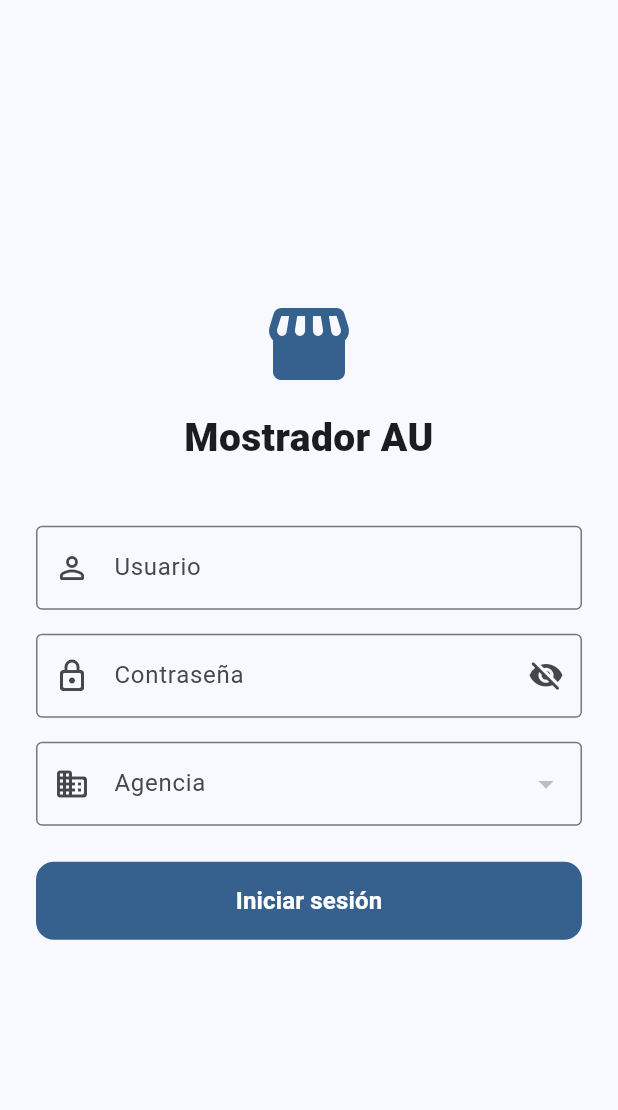
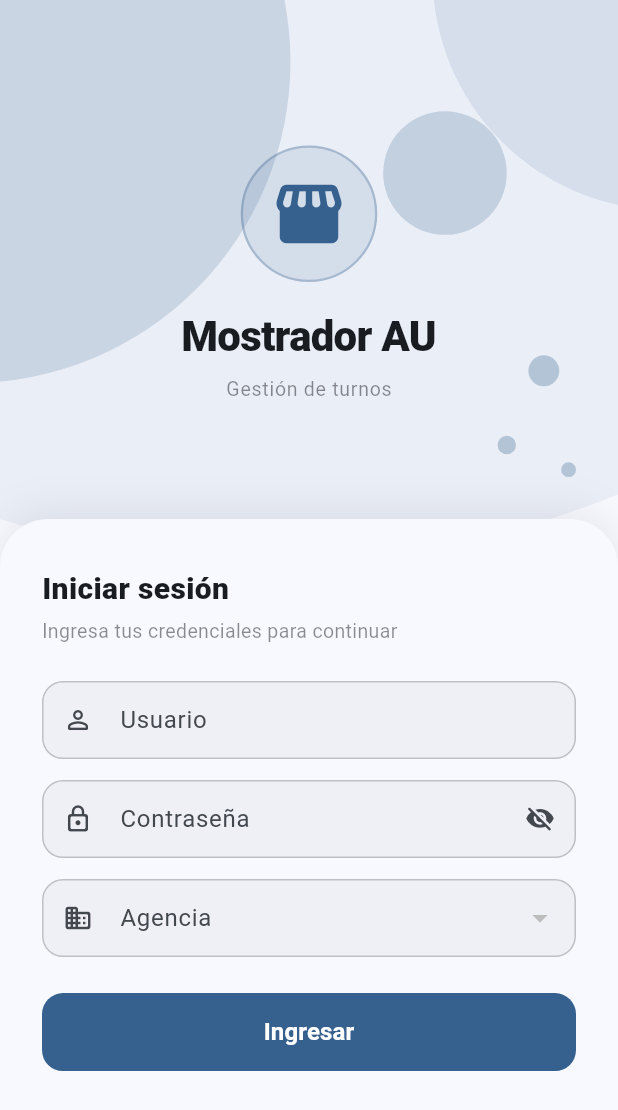
Before and after one commit to MateoLl1/mostrador_au, a Flutter app: the screen it shows after launch, on a phone screen of 412 x 824 dp. Shown: the top 1110 px of the screen. Run offline on Flutter 3.47's test engine with Material 3 defaults, Android fonts, the light colour scheme and no system bars; our stand-ins replace dio, flutter_dotenv, flutter_riverpod, go_router; network calls fail.

Commit message:
LoginScreen Finalizado

```diff
--- a/lib/presentation/screens/login/login_screen.dart
+++ b/lib/presentation/screens/login/login_screen.dart
@@ -3,6 +3,8 @@ import 'package:flutter_riverpod/flutter_riverpod.dart';
 import 'package:go_router/go_router.dart';
 import 'package:mostrador_au/domain/domain.dart';
 import 'package:mostrador_au/presentation/providers/providers.dart';
+import 'package:mostrador_au/presentation/screens/painters/login_painter.dart';
+import 'package:mostrador_au/presentation/widgets/widgets.dart';
 
 class LoginScreen extends ConsumerStatefulWidget {
   const LoginScreen({super.key});
@@ -43,77 +45,275 @@ class _LoginScreenState extends ConsumerState<LoginScreen> {
 
     return Scaffold(
       backgroundColor: colors.surface,
-      body: Center(
-        child: SingleChildScrollView(
-          padding: const EdgeInsets.all(24),
-          child: ConstrainedBox(
-            constraints: const BoxConstraints(maxWidth: 420),
+      body: Stack(
+        children: [
+          Positioned.fill(
+            child: CustomPaint(
+              painter: LoginPainter(primaryColor: colors.primary),
+            ),
+          ),
+          _HeroSection(colors: colors),
+          _FormCard(
+            colors: colors,
+            state: state,
+            formKey: _formKey,
+            loginCtrl: _loginCtrl,
+            passwordCtrl: _passwordCtrl,
+            obscurePassword: _obscurePassword,
+            onToggleObscure: () =>
+                setState(() => _obscurePassword = !_obscurePassword),
+            onSubmit: _submit,
+            onSelectAgencia: (a) =>
+                ref.read(loginProvider.notifier).selectAgencia(a),
+          ),
+        ],
+      ),
+    );
+  }
+}
+
+// ── Hero ─────────────────────────────────────────────────────────────────────
+
+class _HeroSection extends StatelessWidget {
+  final ColorScheme colors;
+  const _HeroSection({required this.colors});
+
+  @override
+  Widget build(BuildContext context) {
+    final height = MediaQuery.sizeOf(context).height;
+    return Positioned(
+      top: 0,
+      left: 0,
+      right: 0,
+      height: height * 0.42,
       child: Column(
         mainAxisAlignment: MainAxisAlignment.center,
+        children: [
+          const SizedBox(height: 20),
+          Container(
+            padding: const EdgeInsets.all(18),
+            decoration: BoxDecoration(
+              color: colors.primary.withValues(alpha: 0.12),
+              shape: BoxShape.circle,
+              border: Border.all(
+                color: colors.primary.withValues(alpha: 0.30),
+                width: 1.5,
+              ),
+            ),
+            child: Icon(
+              Icons.storefront_rounded,
+              size: 52,
+              color: colors.primary,
+            ),
+          ),
+          const SizedBox(height: 16),
+          Text(
+            'Mostrador AU',
+            style: TextStyle(
+              fontSize: 28,
+              fontWeight: FontWeight.w900,
+              color: colors.onSurface,
+              letterSpacing: -0.5,
+            ),
+          ),
+          const SizedBox(height: 6),
+          Text(
+            'Gestión de turnos',
+            style: TextStyle(
+              fontSize: 13,
+              color: colors.onSurface.withValues(alpha: 0.50),
+              letterSpacing: 0.5,
+            ),
+          ),
+        ],
+      ),
+    );
+  }
+}
+
+// ── Form card ────────────────────────────────────────────────────────────────
+
+class _FormCard extends StatelessWidget {
+  final ColorScheme colors;
+  final LoginState state;
+  final GlobalKey<FormState> formKey;
+  final TextEditingController loginCtrl;
+  final TextEditingController passwordCtrl;
+  final bool obscurePassword;
+  final VoidCallback onToggleObscure;
+  final VoidCallback onSubmit;
+  final void Function(Agencia) onSelectAgencia;
+
+  const _FormCard({
+    required this.colors,
+    required this.state,
+    required this.formKey,
+    required this.loginCtrl,
+    required this.passwordCtrl,
+    required this.obscurePassword,
+    required this.onToggleObscure,
+    required this.onSubmit,
+    required this.onSelectAgencia,
+  });
+
+  @override
+  Widget build(BuildContext context) {
+    final height = MediaQuery.sizeOf(context).height;
+    return Positioned(
+      bottom: 0,
+      left: 0,
+      right: 0,
+      child: Align(
+        alignment: Alignment.bottomCenter,
+        child: ConstrainedBox(
+          constraints: BoxConstraints(
+            maxWidth: 520,
+            maxHeight: height * 0.66,
+            minHeight: height * 0.58,
+          ),
+          child: Container(
+            decoration: BoxDecoration(
+              color: colors.surface,
+              borderRadius: const BorderRadius.vertical(
+                top: Radius.circular(32),
+              ),
+              boxShadow: [
+                BoxShadow(
+                  color: Colors.black.withValues(alpha: 0.08),
+                  blurRadius: 24,
+                  offset: const Offset(0, -4),
+                ),
+              ],
+            ),
+            child: SingleChildScrollView(
+              padding: const EdgeInsets.fromLTRB(28, 32, 28, 32),
+              child: state.initLoading
+                  ? const SizedBox(
+                      height: 120,
+                      child: Center(child: CircularProgressIndicator()),
+                    )
+                  : _LoginForm(
+                      colors: colors,
+                      state: state,
+                      formKey: formKey,
+                      loginCtrl: loginCtrl,
+                      passwordCtrl: passwordCtrl,
+                      obscurePassword: obscurePassword,
+                      onToggleObscure: onToggleObscure,
+                      onSubmit: onSubmit,
+                      onSelectAgencia: onSelectAgencia,
+                    ),
+            ),
+          ),
+        ),
+      ),
+    );
+  }
+}
+
+// ── Form content ──────────────────────────────────────────────────────────────
+
+class _LoginForm extends StatelessWidget {
+  final ColorScheme colors;
+  final LoginState state;
+  final GlobalKey<FormState> formKey;
+  final TextEditingController loginCtrl;
+  final TextEditingController passwordCtrl;
+  final bool obscurePassword;
+  final VoidCallback onToggleObscure;
+  final VoidCallback onSubmit;
+  final void Function(Agencia) onSelectAgencia;
+
+  const _LoginForm({
+    required this.colors,
+    required this.state,
+    required this.formKey,
+    required this.loginCtrl,
+    required this.passwordCtrl,
+    required this.obscurePassword,
+    required this.onToggleObscure,
+    required this.onSubmit,
+    required this.onSelectAgencia,
+  });
+
+  @override
+  Widget build(BuildContext context) {
+    return Form(
+      key: formKey,
+      child: Column(
         crossAxisAlignment: CrossAxisAlignment.stretch,
         children: [
-                Icon(Icons.storefront_rounded, size: 64, color: colors.primary),
-                const SizedBox(height: 12),
           Text(
-                  'Mostrador AU',
-                  textAlign: TextAlign.center,
+            'Iniciar sesión',
             style: TextStyle(
-                    fontSize: 26,
-                    fontWeight: FontWeight.w900,
+              fontSize: 20,
+              fontWeight: FontWeight.w800,
               color: colors.onSurface,
             ),
           ),
-                const SizedBox(height: 40),
-                if (state.initLoading)
-                  const Center(child: CircularProgressIndicator())
-                else
-                  Form(
-                    key: _formKey,
-                    child: Column(
-                      crossAxisAlignment: CrossAxisAlignment.stretch,
-                      children: [
-                        TextFormField(
-                          controller: _loginCtrl,
-                          decoration: const InputDecoration(
-                            labelText: 'Usuario',
-                            prefixIcon: Icon(Icons.person_outline_rounded),
-                            border: OutlineInputBorder(),
-                          ),
-                          textInputAction: TextInputAction.next,
-                          validator: (v) => v == null || v.trim().isEmpty
-                              ? 'Ingresa tu usuario'
-                              : null,
-                        ),
-                        const SizedBox(height: 16),
-                        TextFormField(
-                          controller: _passwordCtrl,
-                          obscureText: _obscurePassword,
-                          decoration: InputDecoration(
-                            labelText: 'Contraseña',
-                            prefixIcon:
-                                const Icon(Icons.lock_outline_rounded),
-                            border: const OutlineInputBorder(),
-                            suffixIcon: IconButton(
-                              icon: Icon(_obscurePassword
-                                  ? Icons.visibility_off_rounded
-                                  : Icons.visibility_rounded),
-                              onPressed: () => setState(
-                                  () => _obscurePassword = !_obscurePassword),
+          const SizedBox(height: 4),
+          Text(
+            'Ingresa tus credenciales para continuar',
+            style: TextStyle(
+              fontSize: 13,
+              color: colors.onSurface.withValues(alpha: 0.50),
             ),
           ),
+          const SizedBox(height: 24),
+          AppTextField(
+            controller: loginCtrl,
+            label: 'Usuario',
+            prefixIcon: Icons.person_outline_rounded,
             textInputAction: TextInputAction.next,
-                          validator: (v) => v == null || v.trim().isEmpty
-                              ? 'Ingresa tu contraseña'
-                              : null,
+            validator: (v) =>
+                v == null || v.trim().isEmpty ? 'Ingresa tu usuario' : null,
           ),
-                        const SizedBox(height: 16),
+          const SizedBox(height: 14),
+          AppTextField(
+            controller: passwordCtrl,
+            label: 'Contraseña',
+            prefixIcon: Icons.lock_outline_rounded,
+            obscureText: obscurePassword,
+            textInputAction: TextInputAction.next,
+            suffixIcon: IconButton(
+              icon: Icon(
+                obscurePassword
+                    ? Icons.visibility_off_rounded
+                    : Icons.visibility_rounded,
+                size: 20,
+              ),
+              onPressed: onToggleObscure,
+            ),
+            validator: (v) =>
+                v == null || v.trim().isEmpty ? 'Ingresa tu contraseña' : null,
+          ),
+          const SizedBox(height: 14),
           DropdownButtonFormField<Agencia>(
             initialValue: state.selectedAgencia,
-                          decoration: const InputDecoration(
+            decoration: InputDecoration(
               labelText: 'Agencia',
-                            prefixIcon: Icon(Icons.business_rounded),
-                            border: OutlineInputBorder(),
+              prefixIcon: const Icon(Icons.business_rounded, size: 20),
+              border: OutlineInputBorder(
+                borderRadius: BorderRadius.circular(14),
+                borderSide:
+                    BorderSide(color: colors.outline.withValues(alpha: 0.5)),
               ),
+              enabledBorder: OutlineInputBorder(
+                borderRadius: BorderRadius.circular(14),
+                borderSide:
+                    BorderSide(color: colors.outline.withValues(alpha: 0.4)),
+              ),
+              focusedBorder: OutlineInputBorder(
+                borderRadius: BorderRadius.circular(14),
+                borderSide: BorderSide(color: colors.primary, width: 2),
+              ),
+              filled: true,
+              fillColor:
+                  colors.surfaceContainerHighest.withValues(alpha: 0.4),
+              contentPadding: const EdgeInsets.symmetric(
+                  horizontal: 16, vertical: 14),
+            ),
+            borderRadius: BorderRadius.circular(14),
             items: state.agencias
                 .map((a) => DropdownMenuItem(
                       value: a,
@@ -121,63 +321,43 @@ class _LoginScreenState extends ConsumerState<LoginScreen> {
                     ))
                 .toList(),
             onChanged: (a) {
-                            if (a != null) {
-                              ref
-                                  .read(loginProvider.notifier)
-                                  .selectAgencia(a);
-                            }
+              if (a != null) onSelectAgencia(a);
             },
             validator: (v) =>
                 v == null ? 'Selecciona una agencia' : null,
           ),
           if (state.errorMessage != null) ...[
-                          const SizedBox(height: 16),
+            const SizedBox(height: 14),
             Container(
-                            padding: const EdgeInsets.symmetric(
-                                horizontal: 14, vertical: 10),
+              padding:
+                  const EdgeInsets.symmetric(horizontal: 16, vertical: 12),
               decoration: BoxDecoration(
                 color: colors.errorContainer,
-                              borderRadius: BorderRadius.circular(10),
+                borderRadius: BorderRadius.circular(12),
               ),
+              child: Row(
+                children: [
+                  Icon(Icons.error_outline_rounded,
+                      size: 18, color: colors.onErrorContainer),
+                  const SizedBox(width: 8),
+                  Expanded(
                     child: Text(
                       state.errorMessage!,
                       style: TextStyle(
-                                  color: colors.onErrorContainer,
-                                  fontSize: 13),
-                              textAlign: TextAlign.center,
-                            ),
-                          ),
-                        ],
-                        const SizedBox(height: 24),
-                        FilledButton(
-                          onPressed: state.submitLoading ? null : _submit,
-                          style: FilledButton.styleFrom(
-                            minimumSize: const Size.fromHeight(52),
-                            shape: RoundedRectangleBorder(
-                              borderRadius: BorderRadius.circular(12),
-                            ),
-                          ),
-                          child: state.submitLoading
-                              ? const SizedBox(
-                                  height: 20,
-                                  width: 20,
-                                  child: CircularProgressIndicator(
-                                      strokeWidth: 2),
-                                )
-                              : const Text(
-                                  'Iniciar sesión',
-                                  style: TextStyle(
-                                      fontSize: 16,
-                                      fontWeight: FontWeight.w700),
+                          color: colors.onErrorContainer, fontSize: 13),
                     ),
                   ),
                 ],
               ),
             ),
           ],
+          const SizedBox(height: 24),
+          PrimaryButton(
+            text: 'Ingresar',
+            isLoading: state.submitLoading,
+            onPressed: onSubmit,
           ),
-          ),
-        ),
+        ],
       ),
     );
   }
--- /dev/null
+++ b/lib/presentation/screens/painters/login_painter.dart
@@ -0,0 +1,57 @@
+import 'package:flutter/material.dart';
+
+class LoginPainter extends CustomPainter {
+  final Color primaryColor;
+
+  LoginPainter({required this.primaryColor, super.repaint});
+
+  @override
+  void paint(Canvas canvas, Size size) {
+    final paint = Paint()..style = PaintingStyle.fill;
+
+    // Large blob top-left
+    paint.color = primaryColor.withValues(alpha: 0.18);
+    canvas.drawCircle(Offset(size.width * -0.05, size.height * 0.05), size.width * 0.52, paint);
+
+    // Medium blob top-right
+    paint.color = primaryColor.withValues(alpha: 0.12);
+    canvas.drawCircle(Offset(size.width * 1.08, size.height * -0.02), size.width * 0.38, paint);
+
+    // Small accent circle top-center
+    paint.color = primaryColor.withValues(alpha: 0.22);
+    canvas.drawCircle(Offset(size.width * 0.72, size.height * 0.14), size.width * 0.10, paint);
+
+    // Tiny dot cluster
+    paint.color = primaryColor.withValues(alpha: 0.30);
+    canvas.drawCircle(Offset(size.width * 0.88, size.height * 0.30), size.width * 0.025, paint);
+    canvas.drawCircle(Offset(size.width * 0.82, size.height * 0.36), size.width * 0.015, paint);
+    canvas.drawCircle(Offset(size.width * 0.92, size.height * 0.38), size.width * 0.012, paint);
+
+    // Arc swoosh at the hero/form divider
+    final swooshPath = Path();
+    swooshPath.moveTo(0, size.height * 0.42);
+    swooshPath.quadraticBezierTo(
+      size.width * 0.5, size.height * 0.50,
+      size.width, size.height * 0.40,
+    );
+    swooshPath.lineTo(size.width, 0);
+    swooshPath.lineTo(0, 0);
+    swooshPath.close();
+
+    paint.color = primaryColor.withValues(alpha: 0.07);
+    canvas.drawPath(swooshPath, paint);
+
+    // Stroke ring bottom-left decoration
+    final strokePaint = Paint()
+      ..style = PaintingStyle.stroke
+      ..strokeWidth = 1.5
+      ..color = primaryColor.withValues(alpha: 0.18);
+    canvas.drawCircle(Offset(size.width * -0.04, size.height * 0.88), size.width * 0.22, strokePaint);
+    strokePaint.color = primaryColor.withValues(alpha: 0.10);
+    canvas.drawCircle(Offset(size.width * -0.04, size.height * 0.88), size.width * 0.32, strokePaint);
+  }
+
+  @override
+  bool shouldRepaint(covariant LoginPainter oldDelegate) =>
+      oldDelegate.primaryColor != primaryColor;
+}
--- /dev/null
+++ b/lib/presentation/widgets/buttons/primary_button.dart
@@ -0,0 +1,43 @@
+import 'package:flutter/material.dart';
+
+class PrimaryButton extends StatelessWidget {
+  final String text;
+  final VoidCallback? onPressed;
+  final bool isLoading;
+
+  const PrimaryButton({
+    super.key,
+    required this.text,
+    this.onPressed,
+    this.isLoading = false,
+  });
+
+  @override
+  Widget build(BuildContext context) {
+    return FilledButton(
+      onPressed: isLoading ? null : onPressed,
+      style: FilledButton.styleFrom(
+        minimumSize: const Size.fromHeight(52),
+        shape: RoundedRectangleBorder(
+          borderRadius: BorderRadius.circular(14),
+        ),
+      ),
+      child: isLoading
+          ? const SizedBox(
+              height: 22,
+              width: 22,
+              child: CircularProgressIndicator(
+                strokeWidth: 2.5,
+                color: Colors.white,
+              ),
+            )
+          : Text(
+              text,
+              style: const TextStyle(
+                fontSize: 16,
+                fontWeight: FontWeight.w700,
+              ),
+            ),
+    );
+  }
+}
--- /dev/null
+++ b/lib/presentation/widgets/inputs/app_text_field.dart
@@ -0,0 +1,54 @@
+import 'package:flutter/material.dart';
+
+class AppTextField extends StatelessWidget {
+  final TextEditingController controller;
+  final String label;
+  final IconData prefixIcon;
+  final bool obscureText;
+  final TextInputAction? textInputAction;
+  final Widget? suffixIcon;
+  final String? Function(String?)? validator;
+
+  const AppTextField({
+    super.key,
+    required this.controller,
+    required this.label,
+    required this.prefixIcon,
+    this.obscureText = false,
+    this.textInputAction,
+    this.suffixIcon,
+    this.validator,
+  });
+
+  @override
+  Widget build(BuildContext context) {
+    final colors = Theme.of(context).colorScheme;
+    return TextFormField(
+      controller: controller,
+      obscureText: obscureText,
+      textInputAction: textInputAction,
+      validator: validator,
+      decoration: InputDecoration(
+        labelText: label,
+        prefixIcon: Icon(prefixIcon, size: 20),
+        suffixIcon: suffixIcon,
+        border: OutlineInputBorder(
+          borderRadius: BorderRadius.circular(14),
+          borderSide: BorderSide(color: colors.outline.withValues(alpha: 0.5)),
+        ),
+        enabledBorder: OutlineInputBorder(
+          borderRadius: BorderRadius.circular(14),
+          borderSide: BorderSide(color: colors.outline.withValues(alpha: 0.4)),
+        ),
+        focusedBorder: OutlineInputBorder(
+          borderRadius: BorderRadius.circular(14),
+          borderSide: BorderSide(color: colors.primary, width: 2),
+        ),
+        filled: true,
+        fillColor: colors.surfaceContainerHighest.withValues(alpha: 0.4),
+        contentPadding:
+            const EdgeInsets.symmetric(horizontal: 16, vertical: 14),
+      ),
+    );
+  }
+}
--- a/lib/presentation/widgets/widgets.dart
+++ b/lib/presentation/widgets/widgets.dart
@@ -1,5 +1,7 @@
 export 'shared/panel.dart';
 export 'buttons/action_button.dart';
+export 'buttons/primary_button.dart';
+export 'inputs/app_text_field.dart';
 export 'items/queue_item.dart';
 export 'header/mostrador_header.dart';
 export 'cards/current_turn_card.dart';
```
Lines whose indentation alone changed are shown as unchanged.
